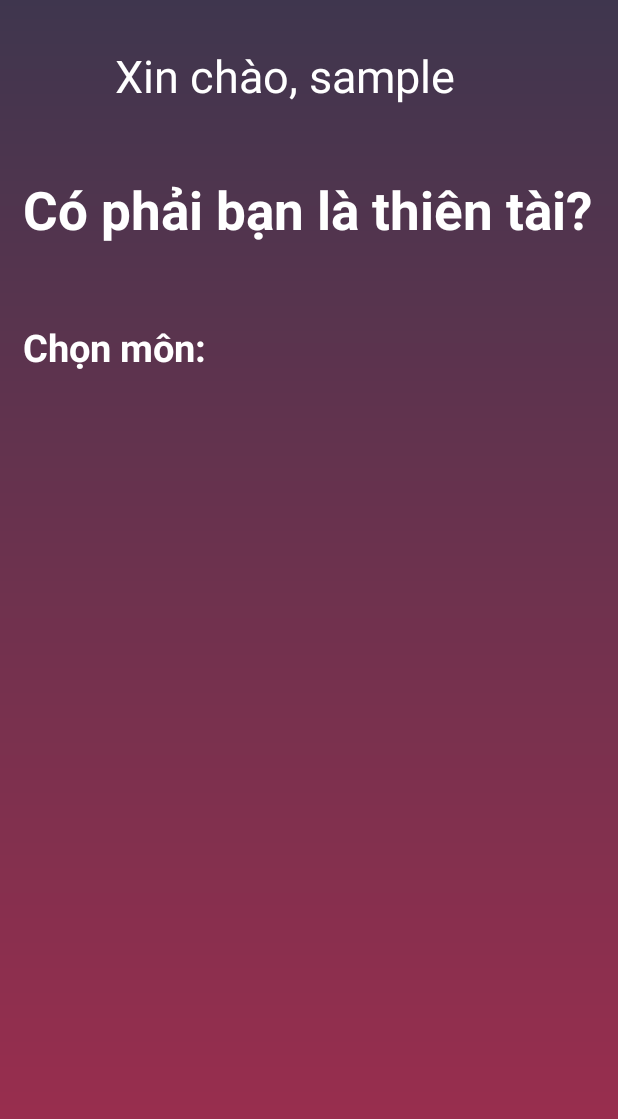
After one commit to Picassimp/DA1_nhom1, an Android app: the fragment HomeFragment shown on its own in the app's theme, on a phone screen of 412 x 824 dp. The commit adds this screen. Shown: the top 1119 px of the screen. Run offline under Robolectric (Android 15) with nearby library versions, the phone set to English and light mode, and no system bars.

Commit message:
thêm HomeActivity, bottomnavmenu và home fragment

```diff
--- /dev/null
+++ b/app/src/main/java/com/example/da1/Views/Fragments/HomeFragment.java
@@ -0,0 +1,48 @@
+package com.example.da1.Views.Fragments;
+
+import android.os.Bundle;
+
+import androidx.annotation.NonNull;
+import androidx.annotation.Nullable;
+import androidx.fragment.app.Fragment;
+
+import android.view.LayoutInflater;
+import android.view.View;
+import android.view.ViewGroup;
+
+import com.example.da1.R;
+
+
+public class HomeFragment extends Fragment {
+
+
+
+
+
+    public HomeFragment() {
+        // Required empty public constructor
+    }
+
+
+
+
+    @Override
+    public void onCreate(Bundle savedInstanceState) {
+        super.onCreate(savedInstanceState);
+        if (getArguments() != null) {
+
+        }
+    }
+
+    @Override
+    public View onCreateView(LayoutInflater inflater, ViewGroup container,
+                             Bundle savedInstanceState) {
+        // Inflate the layout for this fragment
+        return inflater.inflate(R.layout.fragment_home, container, false);
+    }
+
+    @Override
+    public void onViewCreated(@NonNull View view, @Nullable Bundle savedInstanceState) {
+        super.onViewCreated(view, savedInstanceState);
+    }
+}
--- /dev/null
+++ b/app/src/main/res/layout/fragment_home.xml
@@ -0,0 +1,61 @@
+<?xml version="1.0" encoding="utf-8"?>
+<LinearLayout xmlns:android="http://schemas.android.com/apk/res/android"
+    xmlns:tools="http://schemas.android.com/tools"
+    android:layout_width="match_parent"
+    android:layout_height="match_parent"
+    tools:context=".Views.Fragments.HomeFragment"
+    android:background="@drawable/gradientbackground"
+    android:orientation="vertical">
+    <LinearLayout
+        android:layout_width="match_parent"
+        android:layout_height="wrap_content"
+        android:orientation="horizontal"
+        android:layout_marginTop="30dp"
+        >
+
+        <TextView
+            android:layout_width="match_parent"
+            android:layout_height="wrap_content"
+            android:text="Xin chào, "
+            android:textColor="@color/white"
+            android:textSize="30dp"
+            android:layout_weight="1"
+            android:gravity="end"
+            />
+    <TextView
+        android:id="@+id/tv_homefrag_UserName"
+        android:layout_width="match_parent"
+        android:layout_height="wrap_content"
+        android:layout_weight="1"
+        android:textSize="30dp"
+        android:gravity="start"
+        android:text="sample"
+        android:textColor="@color/white"
+        />
+    </LinearLayout>
+<!--    khúc này dành cho thanh searchbar-->
+    <TextView
+        android:layout_width="match_parent"
+        android:layout_height="wrap_content"
+        android:text="Có phải bạn là thiên tài?"
+        android:textStyle="bold"
+        android:textColor="@color/white"
+        android:textSize="35dp"
+        android:padding="15dp"
+        android:layout_marginTop="30dp"
+        />
+    <TextView
+        android:layout_width="match_parent"
+        android:layout_height="wrap_content"
+        android:text="Chọn môn: "
+        android:textStyle="bold"
+        android:textColor="@color/white"
+        android:textSize="25dp"
+        android:padding="15dp"
+        android:layout_marginTop="20dp"
+        />
+    <ListView
+        android:layout_width="match_parent"
+        android:layout_height="wrap_content"
+        />
+</LinearLayout>
--- a/app/src/main/res/values/strings.xml
+++ b/app/src/main/res/values/strings.xml
@@ -1,3 +1,5 @@
 <resources>
     <string name="app_name">DA1</string>
+    <!-- TODO: Remove or change this placeholder text -->
+    <string name="hello_blank_fragment">Hello blank fragment</string>
 </resources>
```
Also changed, not shown: app/src/main/AndroidManifest.xml (+12 -0 lines), app/src/main/java/com/example/da1/Views/HomeActivity.java (added, +16 -0 lines), app/src/main/res/layout/activity_home.xml (added, +24 -0 lines), app/src/main/res/menu/bottomnavmenu.xml (added, +26 -0 lines), app/src/main/res/drawable/ic_home.png (added), app/src/main/res/drawable/ic_myquiz.png (added), app/src/main/res/drawable/ic_settings.png (added), app/src/main/res/drawable/ic_store.png (added).
